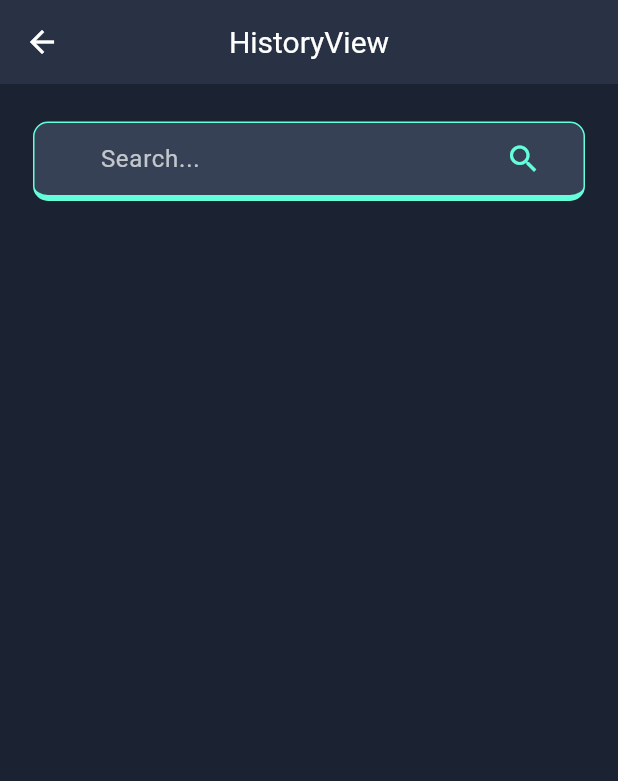
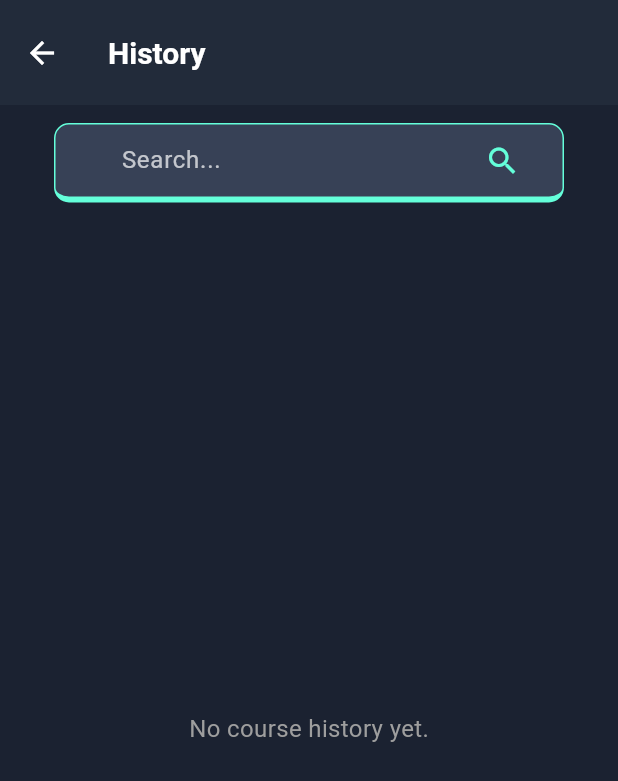
Before and after one commit to MINHHUY24/devstart_dean, a Flutter app: the HistoryView screen opened by its route, on a phone screen of 412 x 824 dp. Shown: the top 781 px of the screen. Run offline on Flutter 3.47's test engine with Material 3 defaults, Android fonts, the phone set to English and light mode, and no system bars; our stand-ins replace firebase_core, firebase_messaging, flutter_local_notifications, flutter_svg, get, google_sign_in and 2 more; accounts and stored records are empty; network calls fail.

Commit message:
fix: history

```diff
--- a/lib/app/modules/history/views/history_view.dart
+++ b/lib/app/modules/history/views/history_view.dart
@@ -14,20 +14,26 @@ class HistoryView extends GetView<HistoryController> {
   Widget build(BuildContext context) {
     return Scaffold(
       appBar: AppBar(
-        title: const Text('HistoryView', style: TextStyle(fontSize: 20)),
-        centerTitle: true,
+        backgroundColor: const Color(0xFF222B3A), // xanh đậm
+        elevation: 0,
+        toolbarHeight: 70,
         leading: IconButton(
-          icon: const Icon(Icons.arrow_back),
-          onPressed: () {
-            Get.back();
-          },
+          icon: const Icon(Icons.arrow_back, color: Colors.white),
+          onPressed: () => Get.back(),
+        ),
+        title: const Text(
+          'History',
+          style: TextStyle(
+            color: Colors.white,
+            fontSize: 20,
+            fontWeight: FontWeight.bold,
           ),
         ),
-      body: Padding(
-        padding: const EdgeInsets.only(left: 2, right: 2, top: 25),
-        child: Column(
+      ),
+      body: Column(
         children: [
-            Center(
+          Container(
+            padding: const EdgeInsets.symmetric(horizontal: 16, vertical: 12),
             child: CustomSearchBar(
               controller: searchController,
               onSearch: () {
@@ -37,8 +43,15 @@ class HistoryView extends GetView<HistoryController> {
               },
             ),
           ),
+          const Expanded(
+            child: Center(
+              child: Text(
+                'No course history yet.',
+                style: TextStyle(color: Colors.grey, fontSize: 16),
+              ),
+            ),
+          ),
         ],
-        ),
       ),
     );
   }
```
Also changed, not shown: 112 other files. Lines whose indentation alone changed are shown as unchanged.
